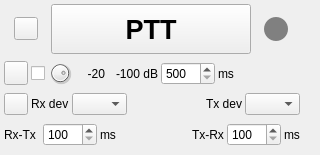
Before: the Qt Designer form plugins/feature/simpleptt/simplepttgui.ui in f4exb/sdrangel, drawn with Qt 5.
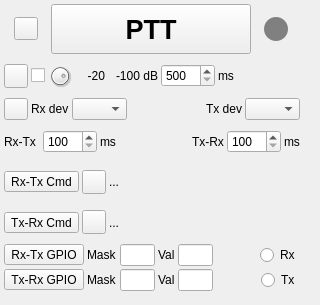
After: the same form once the commit is applied. Icons and pictures are not drawn. Custom widgets are drawn as their Qt base class.

Commit message: PTT feature: GPIO and command support (1)

Diff of the .ui file:
```diff
--- a/plugins/feature/simpleptt/simplepttgui.ui
+++ b/plugins/feature/simpleptt/simplepttgui.ui
@@ -7,7 +7,7 @@
     <x>0</x>
     <y>0</y>
     <width>320</width>
-    <height>155</height>
+    <height>305</height>
    </rect>
   </property>
   <property name="sizePolicy">
@@ -25,7 +25,7 @@
   <property name="maximumSize">
    <size>
     <width>560</width>
-    <height>155</height>
+    <height>305</height>
    </size>
   </property>
   <property name="font">
@@ -43,7 +43,7 @@
      <x>2</x>
      <y>2</y>
      <width>300</width>
-     <height>151</height>
+     <height>291</height>
     </rect>
    </property>
    <property name="windowTitle">
@@ -444,6 +444,263 @@
       </item>
      </layout>
     </item>
+    <item>
+     <layout class="QHBoxLayout" name="commandRxTxLayout">
+      <item>
+       <widget class="ButtonSwitch" name="commandRxTxEnable">
+        <property name="text">
+         <string>Rx-Tx Cmd</string>
+        </property>
+       </widget>
+      </item>
+      <item>
+       <widget class="QPushButton" name="commandRxTxFileDialog">
+        <property name="minimumSize">
+         <size>
+          <width>24</width>
+          <height>24</height>
+         </size>
+        </property>
+        <property name="maximumSize">
+         <size>
+          <width>24</width>
+          <height>24</height>
+         </size>
+        </property>
+        <property name="toolTip">
+         <string>Choose Rx to Tx command</string>
+        </property>
+        <property name="text">
+         <string/>
+        </property>
+        <property name="icon">
+         <iconset resource="../../../sdrgui/resources/res.qrc">
+          <normaloff>:/load.png</normaloff>:/load.png</iconset>
+        </property>
+       </widget>
+      </item>
+      <item>
+       <widget class="QLabel" name="commandRxTx">
+        <property name="toolTip">
+         <string>Rx to Tx command</string>
+        </property>
+        <property name="text">
+         <string>...</string>
+        </property>
+       </widget>
+      </item>
+     </layout>
+    </item>
+    <item>
+     <layout class="QHBoxLayout" name="commandTxRxLayout">
+      <item>
+       <widget class="ButtonSwitch" name="commandTxRxEnable">
+        <property name="text">
+         <string>Tx-Rx Cmd</string>
+        </property>
+       </widget>
+      </item>
+      <item>
+       <widget class="QPushButton" name="commandTxRxFileDialog">
+        <property name="minimumSize">
+         <size>
+          <width>24</width>
+          <height>24</height>
+         </size>
+        </property>
+        <property name="maximumSize">
+         <size>
+          <width>24</width>
+          <height>24</height>
+         </size>
+        </property>
+        <property name="toolTip">
+         <string>Choose Tx to Rx command</string>
+        </property>
+        <property name="text">
+         <string/>
+        </property>
+        <property name="icon">
+         <iconset resource="../../../sdrgui/resources/res.qrc">
+          <normaloff>:/load.png</normaloff>:/load.png</iconset>
+        </property>
+       </widget>
+      </item>
+      <item>
+       <widget class="QLabel" name="commandTxRx">
+        <property name="toolTip">
+         <string>Tx to Rx command</string>
+        </property>
+        <property name="text">
+         <string>...</string>
+        </property>
+       </widget>
+      </item>
+     </layout>
+    </item>
+    <item>
+     <layout class="QHBoxLayout" name="gpioRxTxLayout">
+      <item>
+       <widget class="ButtonSwitch" name="gpioRxControlEnable">
+        <property name="text">
+         <string>Rx-Tx GPIO</string>
+        </property>
+       </widget>
+      </item>
+      <item>
+       <widget class="QLabel" name="gpioRxTxMaskLabel">
+        <property name="toolTip">
+         <string>Rx to Tx GPIO mask (1 byte hex)</string>
+        </property>
+        <property name="text">
+         <string>Mask</string>
+        </property>
+       </widget>
+      </item>
+      <item>
+       <widget class="QLineEdit" name="gpioRxTxMask">
+        <property name="maximumSize">
+         <size>
+          <width>35</width>
+          <height>16777215</height>
+         </size>
+        </property>
+        <property name="inputMask">
+         <string>HH</string>
+        </property>
+       </widget>
+      </item>
+      <item>
+       <widget class="QLabel" name="gpioRxTxValueLabel">
+        <property name="toolTip">
+         <string>Rx to Tx GPIO value (1 byte hex)</string>
+        </property>
+        <property name="text">
+         <string>Val</string>
+        </property>
+       </widget>
+      </item>
+      <item>
+       <widget class="QLineEdit" name="gpioRxTxValue">
+        <property name="maximumSize">
+         <size>
+          <width>35</width>
+          <height>16777215</height>
+         </size>
+        </property>
+        <property name="inputMask">
+         <string>HH</string>
+        </property>
+       </widget>
+      </item>
+      <item>
+       <spacer name="horizontalSpacer_4">
+        <property name="orientation">
+         <enum>Qt::Horizontal</enum>
+        </property>
+        <property name="sizeHint" stdset="0">
+         <size>
+          <width>40</width>
+          <height>20</height>
+         </size>
+        </property>
+       </spacer>
+      </item>
+      <item>
+       <widget class="QRadioButton" name="gpioRxControl">
+        <property name="toolTip">
+         <string>Rx has GPIO controls</string>
+        </property>
+        <property name="text">
+         <string>Rx</string>
+        </property>
+       </widget>
+      </item>
+     </layout>
+    </item>
+    <item>
+     <layout class="QHBoxLayout" name="gpioTxRxLayout">
+      <item>
+       <widget class="ButtonSwitch" name="gpioTxRxControlEnable">
+        <property name="text">
+         <string>Tx-Rx GPIO</string>
+        </property>
+       </widget>
+      </item>
+      <item>
+       <widget class="QLabel" name="gpioTxRxMaskLabel">
+        <property name="text">
+         <string>Mask</string>
+        </property>
+       </widget>
+      </item>
+      <item>
+       <widget class="QLineEdit" name="gpioTxRxMask">
+        <property name="maximumSize">
+         <size>
+          <width>35</width>
+          <height>16777215</height>
+         </size>
+        </property>
+        <property name="toolTip">
+         <string>Tx to Rx GPIO mask (1 byte hex)</string>
+        </property>
+        <property name="inputMask">
+         <string>HH</string>
+        </property>
+       </widget>
+      </item>
+      <item>
+       <widget class="QLabel" name="gpioTxRxValueLabel">
+        <property name="toolTip">
+         <string/>
+        </property>
+        <property name="text">
+         <string>Val</string>
+        </property>
+       </widget>
+      </item>
+      <item>
+       <widget class="QLineEdit" name="gpioTxRxValue">
+        <property name="maximumSize">
+         <size>
+          <width>35</width>
+          <height>16777215</height>
+         </size>
+        </property>
+        <property name="toolTip">
+         <string>Tx to Rx GPIO value (1 byte hex)</string>
+        </property>
+        <property name="inputMask">
+         <string>HH</string>
+        </property>
+       </widget>
+      </item>
+      <item>
+       <spacer name="horizontalSpacer_5">
+        <property name="orientation">
+         <enum>Qt::Horizontal</enum>
+        </property>
+        <property name="sizeHint" stdset="0">
+         <size>
+          <width>40</width>
+          <height>20</height>
+         </size>
+        </property>
+       </spacer>
+      </item>
+      <item>
+       <widget class="QRadioButton" name="gpioTxControl">
+        <property name="toolTip">
+         <string>Tx has GPIO controls</string>
+        </property>
+        <property name="text">
+         <string>Tx</string>
+        </property>
+       </widget>
+      </item>
+     </layout>
+    </item>
    </layout>
   </widget>
  </widget>
```
The commit also changes 17 other files.
